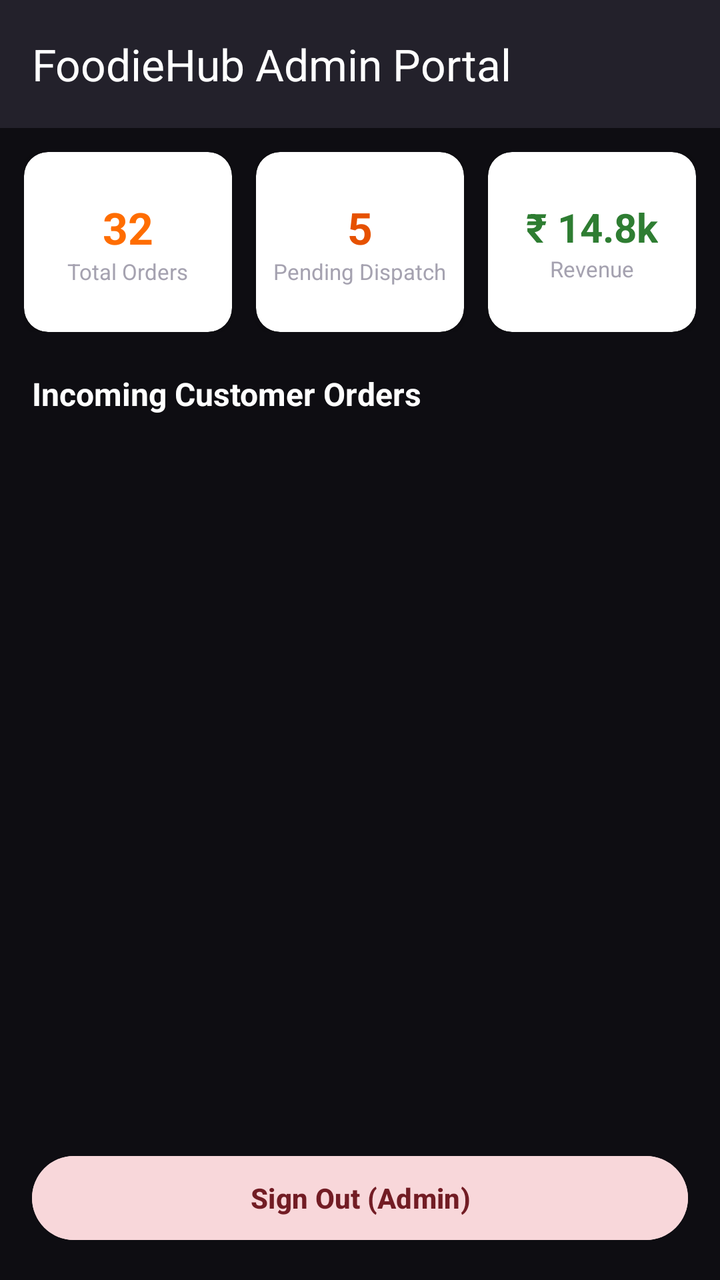
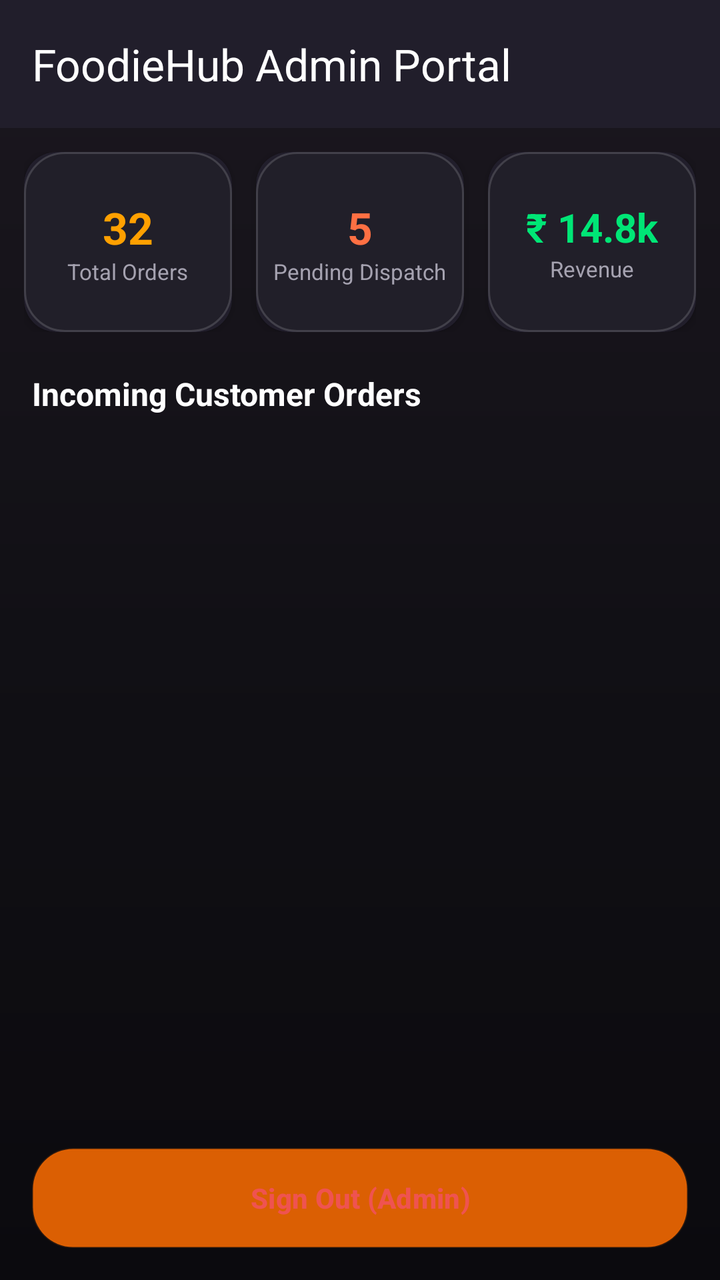

Screens rendered from an Android XML layout before and after an edit, with the pre-edit source and the edit as a unified diff.
<!-- AndroidManifest.xml: application theme Theme.FoodieHub -->
<!-- res/layout/activity_admin.xml -->
<?xml version="1.0" encoding="utf-8"?>
<LinearLayout xmlns:android="http://schemas.android.com/apk/res/android"
    xmlns:app="http://schemas.android.com/apk/res-auto"
    android:layout_width="match_parent"
    android:layout_height="match_parent"
    android:background="@color/background_light"
    android:orientation="vertical">

    <androidx.appcompat.widget.Toolbar
        android:id="@+id/adminToolbar"
        android:layout_width="match_parent"
        android:layout_height="?attr/actionBarSize"
        android:background="@color/card_background"
        android:elevation="4dp"
        app:title="FoodieHub Admin Portal"
        app:titleTextColor="@color/text_primary" />

    
    <LinearLayout
        android:layout_width="match_parent"
        android:layout_height="wrap_content"
        android:orientation="horizontal"
        android:padding="12dp">

        <androidx.cardview.widget.CardView
            android:layout_width="0dp"
            android:layout_height="90dp"
            android:layout_marginEnd="6dp"
            android:layout_weight="1"
            app:cardCornerRadius="12dp"
            app:cardElevation="3dp">
            <LinearLayout
                android:layout_width="match_parent"
                android:layout_height="match_parent"
                android:gravity="center"
                android:orientation="vertical">
                <TextView
                    android:id="@+id/txtMetricTotalOrders"
                    android:layout_width="wrap_content"
                    android:layout_height="wrap_content"
                    android:text="32"
                    android:textColor="@color/primary"
                    android:textSize="22sp"
                    android:textStyle="bold" />
                <TextView
                    android:layout_width="wrap_content"
                    android:layout_height="wrap_content"
                    android:text="Total Orders"
                    android:textColor="@color/text_secondary"
                    android:textSize="11sp" />
            </LinearLayout>
        </androidx.cardview.widget.CardView>

        <androidx.cardview.widget.CardView
            android:layout_width="0dp"
            android:layout_height="90dp"
            android:layout_marginHorizontal="6dp"
            android:layout_weight="1"
            app:cardCornerRadius="12dp"
            app:cardElevation="3dp">
            <LinearLayout
                android:layout_width="match_parent"
                android:layout_height="match_parent"
                android:gravity="center"
                android:orientation="vertical">
                <TextView
                    android:id="@+id/txtMetricPendingOrders"
                    android:layout_width="wrap_content"
                    android:layout_height="wrap_content"
                    android:text="5"
                    android:textColor="#E65100"
                    android:textSize="22sp"
                    android:textStyle="bold" />
                <TextView
                    android:layout_width="wrap_content"
                    android:layout_height="wrap_content"
                    android:text="Pending Dispatch"
                    android:textColor="@color/text_secondary"
                    android:textSize="11sp" />
            </LinearLayout>
        </androidx.cardview.widget.CardView>

        <androidx.cardview.widget.CardView
            android:layout_width="0dp"
            android:layout_height="90dp"
            android:layout_marginStart="6dp"
            android:layout_weight="1"
            app:cardCornerRadius="12dp"
            app:cardElevation="3dp">
            <LinearLayout
                android:layout_width="match_parent"
                android:layout_height="match_parent"
                android:gravity="center"
                android:orientation="vertical">
                <TextView
                    android:id="@+id/txtMetricRevenue"
                    android:layout_width="wrap_content"
                    android:layout_height="wrap_content"
                    android:text="₹ 14.8k"
                    android:textColor="#2E7D32"
                    android:textSize="20sp"
                    android:textStyle="bold" />
                <TextView
                    android:layout_width="wrap_content"
                    android:layout_height="wrap_content"
                    android:text="Revenue"
                    android:textColor="@color/text_secondary"
                    android:textSize="11sp" />
            </LinearLayout>
        </androidx.cardview.widget.CardView>

    </LinearLayout>

    <TextView
        android:layout_width="wrap_content"
        android:layout_height="wrap_content"
        android:layout_marginHorizontal="16dp"
        android:layout_marginTop="8dp"
        android:text="Incoming Customer Orders"
        android:textColor="@color/text_primary"
        android:textSize="16sp"
        android:textStyle="bold" />

    <androidx.recyclerview.widget.RecyclerView
        android:id="@+id/recyclerAdminOrders"
        android:layout_width="match_parent"
        android:layout_height="0dp"
        android:layout_weight="1"
        android:paddingVertical="8dp"
        android:clipToPadding="false" />

    <Button
        android:id="@+id/btnAdminLogout"
        android:layout_width="match_parent"
        android:layout_height="50dp"
        android:layout_margin="16dp"
        android:backgroundTint="#F8D7DA"
        android:text="Sign Out (Admin)"
        android:textColor="#721C24"
        android:textStyle="bold" />

</LinearLayout>
<!-- resources referenced by this layout -->
<resources>
  <color name="background_light">#0E0D12</color>
  <color name="card_background">#23212B</color>
  <color name="primary">#FF6D00</color>
  <color name="text_primary">#FFFFFF</color>
  <color name="text_secondary">#A5A2B0</color>
  <style name="Theme.FoodieHub" parent="Theme.Material3.DayNight.NoActionBar">
          <item name="colorPrimary">@color/primary</item>
          <item name="colorPrimaryVariant">@color/primary_dark</item>
          <item name="colorSecondary">@color/accent</item>
          <item name="android:statusBarColor">#0E0D12</item>
          <item name="android:navigationBarColor">#0E0D12</item>
          <item name="android:windowBackground">#0E0D12</item>
          <item name="android:windowLightStatusBar">false</item>
          <item name="windowActionBar">false</item>
          <item name="windowNoTitle">true</item>
      </style>
  <color name="primary_dark">#E65100</color>
  <color name="accent">#FFA000</color>
</resources>

<!-- the commit's change to res/layout/activity_admin.xml (unified diff, before → after) -->
@@ -3,17 +3,17 @@
     xmlns:app="http://schemas.android.com/apk/res-auto"
     android:layout_width="match_parent"
     android:layout_height="match_parent"
-    android:background="@color/background_light"
+    android:background="@drawable/bg_dark_gradient"
     android:orientation="vertical">
 
     <androidx.appcompat.widget.Toolbar
         android:id="@+id/adminToolbar"
         android:layout_width="match_parent"
         android:layout_height="?attr/actionBarSize"
-        android:background="@color/card_background"
+        android:background="#211E2B"
         android:elevation="4dp"
         app:title="FoodieHub Admin Portal"
-        app:titleTextColor="@color/text_primary" />
+        app:titleTextColor="@color/text_white" />
 
     
     <LinearLayout
@@ -27,11 +27,13 @@
             android:layout_height="90dp"
             android:layout_marginEnd="6dp"
             android:layout_weight="1"
-            app:cardCornerRadius="12dp"
+            app:cardBackgroundColor="#211E2B"
+            app:cardCornerRadius="16dp"
             app:cardElevation="3dp">
             <LinearLayout
                 android:layout_width="match_parent"
                 android:layout_height="match_parent"
+                android:background="@drawable/bg_glass_card"
                 android:gravity="center"
                 android:orientation="vertical">
                 <TextView
@@ -39,7 +41,7 @@
                     android:layout_width="wrap_content"
                     android:layout_height="wrap_content"
                     android:text="32"
-                    android:textColor="@color/primary"
+                    android:textColor="#FFA000"
                     android:textSize="22sp"
                     android:textStyle="bold" />
                 <TextView
@@ -56,11 +58,13 @@
             android:layout_height="90dp"
             android:layout_marginHorizontal="6dp"
             android:layout_weight="1"
-            app:cardCornerRadius="12dp"
+            app:cardBackgroundColor="#211E2B"
+            app:cardCornerRadius="16dp"
             app:cardElevation="3dp">
             <LinearLayout
                 android:layout_width="match_parent"
                 android:layout_height="match_parent"
+                android:background="@drawable/bg_glass_card"
                 android:gravity="center"
                 android:orientation="vertical">
                 <TextView
@@ -68,7 +72,7 @@
                     android:layout_width="wrap_content"
                     android:layout_height="wrap_content"
                     android:text="5"
-                    android:textColor="#E65100"
+                    android:textColor="#FF7043"
                     android:textSize="22sp"
                     android:textStyle="bold" />
                 <TextView
@@ -85,11 +89,13 @@
             android:layout_height="90dp"
             android:layout_marginStart="6dp"
             android:layout_weight="1"
-            app:cardCornerRadius="12dp"
+            app:cardBackgroundColor="#211E2B"
+            app:cardCornerRadius="16dp"
             app:cardElevation="3dp">
             <LinearLayout
                 android:layout_width="match_parent"
                 android:layout_height="match_parent"
+                android:background="@drawable/bg_glass_card"
                 android:gravity="center"
                 android:orientation="vertical">
                 <TextView
@@ -97,7 +103,7 @@
                     android:layout_width="wrap_content"
                     android:layout_height="wrap_content"
                     android:text="₹ 14.8k"
-                    android:textColor="#2E7D32"
+                    android:textColor="#00E676"
                     android:textSize="20sp"
                     android:textStyle="bold" />
                 <TextView
@@ -117,7 +123,7 @@
         android:layout_marginHorizontal="16dp"
         android:layout_marginTop="8dp"
         android:text="Incoming Customer Orders"
-        android:textColor="@color/text_primary"
+        android:textColor="@color/text_white"
         android:textSize="16sp"
         android:textStyle="bold" />
 
@@ -134,9 +140,10 @@
         android:layout_width="match_parent"
         android:layout_height="50dp"
         android:layout_margin="16dp"
-        android:backgroundTint="#F8D7DA"
+        android:background="@drawable/bg_glass_card"
         android:text="Sign Out (Admin)"
-        android:textColor="#721C24"
+        android:textAllCaps="false"
+        android:textColor="#EF5350"
         android:textStyle="bold" />
 
 </LinearLayout>
<!-- resource entries referenced after the edit -->
@@ -1,10 +1,29 @@
 <!-- resources referenced by this layout -->
 <resources>
-  <color name="background_light">#0E0D12</color>
-  <color name="card_background">#23212B</color>
   <color name="primary">#FF6D00</color>
-  <color name="text_primary">#FFFFFF</color>
   <color name="text_secondary">#A5A2B0</color>
+  <color name="text_white">#FFFFFF</color>
+  <!-- drawable bg_dark_gradient (drawable) -->
+  <?xml version="1.0" encoding="utf-8"?>
+  <shape xmlns:android="http://schemas.android.com/apk/res/android"
+      android:shape="rectangle">
+      <gradient
+          android:type="linear"
+          android:angle="270"
+          android:startColor="#1B171F"
+          android:centerColor="#111015"
+          android:endColor="#0B0A0E" />
+  </shape>
+  <!-- drawable bg_glass_card (drawable) -->
+  <?xml version="1.0" encoding="utf-8"?>
+  <shape xmlns:android="http://schemas.android.com/apk/res/android"
+      android:shape="rectangle">
+      <solid android:color="#D922202A" />
+      <corners android:radius="20dp" />
+      <stroke
+          android:width="1dp"
+          android:color="#26FFFFFF" />
+  </shape>
   <style name="Theme.FoodieHub" parent="Theme.Material3.DayNight.NoActionBar">
           <item name="colorPrimary">@color/primary</item>
           <item name="colorPrimaryVariant">@color/primary_dark</item>
@@ -12,11 +31,36 @@
           <item name="android:statusBarColor">#0E0D12</item>
           <item name="android:navigationBarColor">#0E0D12</item>
           <item name="android:windowBackground">#0E0D12</item>
+          <item name="android:colorBackground">#0E0D12</item>
           <item name="android:windowLightStatusBar">false</item>
+          <item name="android:windowSplashScreenBackground" tools:targetApi="31">#0E0D12</item>
+          <item name="android:windowSplashScreenAnimatedIcon" tools:targetApi="31">@drawable/ic_launcher</item>
           <item name="windowActionBar">false</item>
           <item name="windowNoTitle">true</item>
       </style>
   <color name="primary_dark">#E65100</color>
   <color name="accent">#FFA000</color>
+  <!-- drawable ic_launcher (drawable) -->
+  <vector xmlns:android="http://schemas.android.com/apk/res/android"
+      android:width="108dp"
+      android:height="108dp"
+      android:viewportWidth="108"
+      android:viewportHeight="108">
+      <path
+          android:fillColor="#FF5722"
+          android:pathData="M0,0h108v108h-108z"/>
+      <path
+          android:fillColor="#FFFFFF"
+          android:pathData="M30,42h48c3.3,0 6,-2.7 6,-6c0,-9.9 -8.1,-18 -18,-18h-24c-9.9,0 -18,8.1 -18,18c0,3.3 2.7,6 6,6z"/>
+      <path
+          android:fillColor="#FFE082"
+          android:pathData="M24,48h60v6h-60z"/>
+      <path
+          android:fillColor="#4CAF50"
+          android:pathData="M22,58h64c2,0 3.5,1.5 3.5,3.5c0,2 -1.5,3.5 -3.5,3.5h-64c-2,0 -3.5,-1.5 -3.5,-3.5c0,-2 1.5,-3.5 3.5,-3.5z"/>
+      <path
+          android:fillColor="#FFFFFF"
+          android:pathData="M26,72h56c0,9.9 -8.1,18 -18,18h-20c-9.9,0 -18,-8.1 -18,-18z"/>
+  </vector>
 </resources>
 
